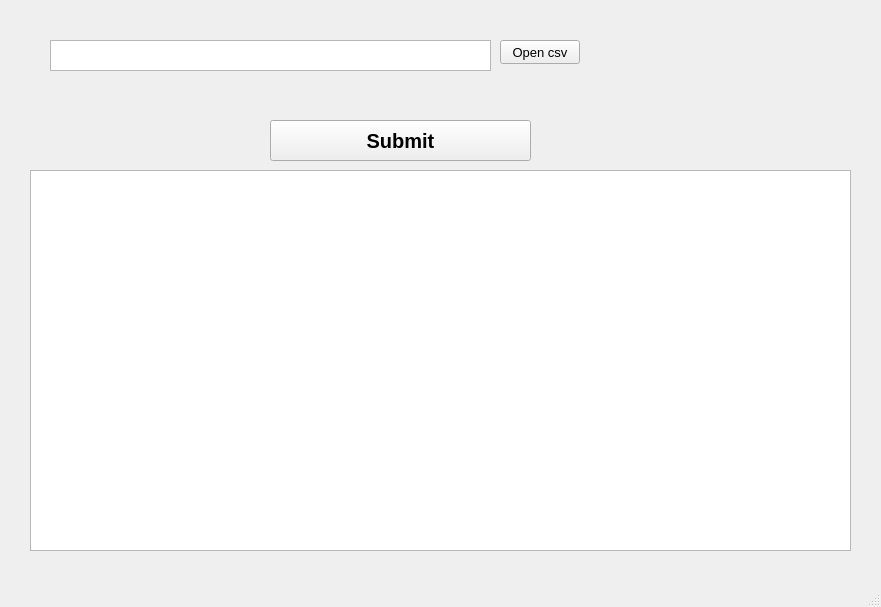
First picture: the form in mainwindow.ui, repository dhananjayaaps/FlowerStockExchange, before the edit.
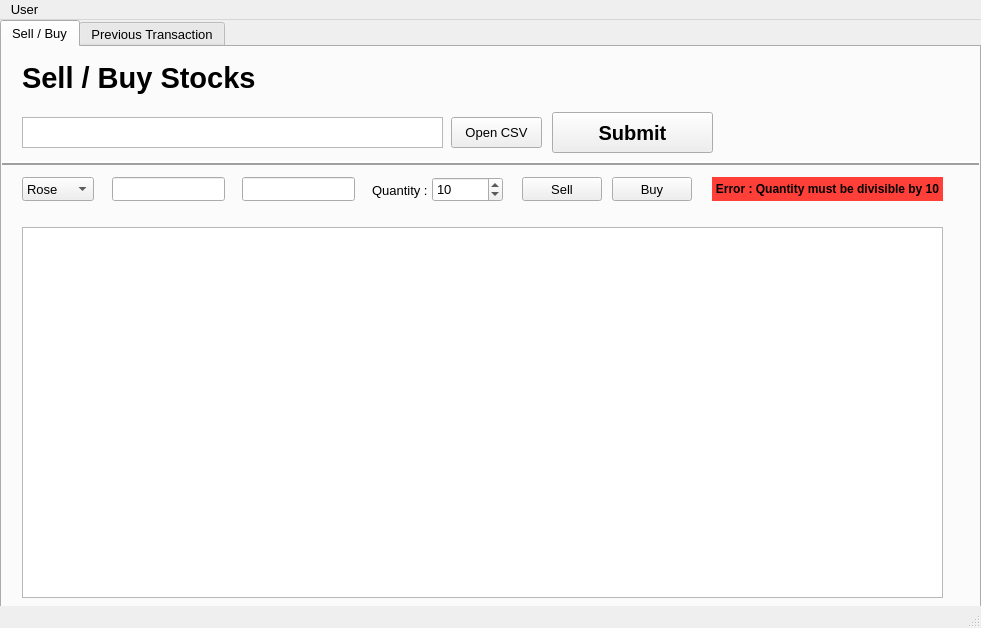
Second picture: the form after the edit.

The edit to the form file:
```diff
--- a/mainwindow.ui
+++ b/mainwindow.ui
@@ -6,8 +6,8 @@
    <rect>
     <x>0</x>
     <y>0</y>
-    <width>881</width>
-    <height>607</height>
+    <width>981</width>
+    <height>628</height>
    </rect>
   </property>
   <property name="font">
@@ -22,25 +22,34 @@
    <bool>false</bool>
   </property>
   <widget class="QWidget" name="centralwidget">
-   <widget class="QPushButton" name="pushButton">
+   <widget class="QTabWidget" name="tabWidget">
     <property name="geometry">
      <rect>
-      <x>500</x>
-      <y>40</y>
-      <width>80</width>
-      <height>24</height>
+      <x>0</x>
+      <y>0</y>
+      <width>981</width>
+      <height>611</height>
      </rect>
     </property>
-    <property name="text">
-     <string>Open csv</string>
+    <property name="styleSheet">
+     <string notr="true"/>
     </property>
-   </widget>
+    <property name="inputMethodHints">
+     <set>Qt::ImhNone</set>
+    </property>
+    <property name="currentIndex">
+     <number>0</number>
+    </property>
+    <widget class="QWidget" name="tab">
+     <attribute name="title">
+      <string>Sell / Buy</string>
+     </attribute>
    <widget class="QPlainTextEdit" name="plainTextEdit">
     <property name="geometry">
      <rect>
-      <x>50</x>
-      <y>40</y>
-      <width>441</width>
+        <x>20</x>
+        <y>70</y>
+        <width>421</width>
       <height>31</height>
      </rect>
     </property>
@@ -48,12 +57,30 @@
      <bool>true</bool>
     </property>
    </widget>
+     <widget class="QPushButton" name="pushButton">
+      <property name="geometry">
+       <rect>
+        <x>449</x>
+        <y>70</y>
+        <width>91</width>
+        <height>31</height>
+       </rect>
+      </property>
+      <property name="font">
+       <font>
+        <pointsize>10</pointsize>
+       </font>
+      </property>
+      <property name="text">
+       <string>Open CSV</string>
+      </property>
+     </widget>
    <widget class="QPushButton" name="submit">
     <property name="geometry">
      <rect>
-      <x>270</x>
-      <y>120</y>
-      <width>261</width>
+        <x>550</x>
+        <y>65</y>
+        <width>161</width>
       <height>41</height>
      </rect>
     </property>
@@ -71,10 +98,275 @@
    <widget class="QTableWidget" name="tableWidget">
     <property name="geometry">
      <rect>
+        <x>20</x>
+        <y>180</y>
+        <width>921</width>
+        <height>371</height>
+       </rect>
+      </property>
+      <property name="cursor" stdset="0">
+       <cursorShape>PointingHandCursor</cursorShape>
+      </property>
+      <property name="focusPolicy">
+       <enum>Qt::StrongFocus</enum>
+      </property>
+      <property name="autoFillBackground">
+       <bool>true</bool>
+      </property>
+      <property name="styleSheet">
+       <string notr="true">/* Customize the horizontal header */
+QTableWidget QHeaderView::section:horizontal {
+    background-color: #333;
+    color: white;
+    padding: 8px;
+    font-weight: bold;
+    font-size: 12px;
+}
+QTableView QTableCornerButton::section:checked {
+    background-color: #000080;
+    color: white;
+}
+
+QTableWidget::item:nth-child(even){
+    background-color: #55b2b5;
+}
+QTableView::item:selected {
+    background-color:#016875;
+    color: white;
+}
+</string>
+      </property>
+      <property name="frameShadow">
+       <enum>QFrame::Raised</enum>
+      </property>
+      <property name="lineWidth">
+       <number>2</number>
+      </property>
+      <property name="verticalScrollBarPolicy">
+       <enum>Qt::ScrollBarAsNeeded</enum>
+      </property>
+      <property name="editTriggers">
+       <set>QAbstractItemView::NoEditTriggers</set>
+      </property>
+      <property name="dragDropOverwriteMode">
+       <bool>false</bool>
+      </property>
+      <property name="alternatingRowColors">
+       <bool>true</bool>
+      </property>
+      <property name="wordWrap">
+       <bool>false</bool>
+      </property>
+      <property name="cornerButtonEnabled">
+       <bool>false</bool>
+      </property>
+      <attribute name="verticalHeaderMinimumSectionSize">
+       <number>30</number>
+      </attribute>
+      <attribute name="verticalHeaderDefaultSectionSize">
+       <number>35</number>
+      </attribute>
+     </widget>
+     <widget class="QLabel" name="label_2">
+      <property name="geometry">
+       <rect>
+        <x>20</x>
+        <y>10</y>
+        <width>331</width>
+        <height>41</height>
+       </rect>
+      </property>
+      <property name="font">
+       <font>
+        <pointsize>22</pointsize>
+        <bold>true</bold>
+       </font>
+      </property>
+      <property name="text">
+       <string>Sell / Buy Stocks</string>
+      </property>
+     </widget>
+     <widget class="QComboBox" name="comboBox">
+      <property name="geometry">
+       <rect>
+        <x>20</x>
+        <y>130</y>
+        <width>72</width>
+        <height>24</height>
+       </rect>
+      </property>
+      <item>
+       <property name="text">
+        <string>Rose</string>
+       </property>
+      </item>
+      <item>
+       <property name="text">
+        <string>Lavender</string>
+       </property>
+      </item>
+      <item>
+       <property name="text">
+        <string>Lotus</string>
+       </property>
+      </item>
+      <item>
+       <property name="text">
+        <string>Tulip</string>
+       </property>
+      </item>
+      <item>
+       <property name="text">
+        <string>Orchid</string>
+       </property>
+      </item>
+     </widget>
+     <widget class="QSpinBox" name="quantity">
+      <property name="geometry">
+       <rect>
+        <x>430</x>
+        <y>130</y>
+        <width>71</width>
+        <height>25</height>
+       </rect>
+      </property>
+      <property name="inputMethodHints">
+       <set>Qt::ImhDigitsOnly</set>
+      </property>
+      <property name="minimum">
+       <number>0</number>
+      </property>
+      <property name="maximum">
+       <number>1000000000</number>
+      </property>
+      <property name="singleStep">
+       <number>10</number>
+      </property>
+      <property name="value">
+       <number>10</number>
+      </property>
+     </widget>
+     <widget class="QLineEdit" name="price_edit">
+      <property name="geometry">
+       <rect>
+        <x>240</x>
+        <y>130</y>
+        <width>113</width>
+        <height>24</height>
+       </rect>
+      </property>
+      <property name="inputMethodHints">
+       <set>Qt::ImhDialableCharactersOnly|Qt::ImhDigitsOnly</set>
+      </property>
+     </widget>
+     <widget class="QLineEdit" name="client_id">
+      <property name="geometry">
+       <rect>
+        <x>110</x>
+        <y>130</y>
+        <width>113</width>
+        <height>24</height>
+       </rect>
+      </property>
+     </widget>
+     <widget class="QLabel" name="label_3">
+      <property name="geometry">
+       <rect>
+        <x>370</x>
+        <y>135</y>
+        <width>61</width>
+        <height>16</height>
+       </rect>
+      </property>
+      <property name="text">
+       <string>Quantity :</string>
+      </property>
+     </widget>
+     <widget class="QPushButton" name="pushButton_2">
+      <property name="geometry">
+       <rect>
+        <x>520</x>
+        <y>130</y>
+        <width>80</width>
+        <height>24</height>
+       </rect>
+      </property>
+      <property name="styleSheet">
+       <string notr="true"/>
+      </property>
+      <property name="text">
+       <string>Sell</string>
+      </property>
+     </widget>
+     <widget class="QPushButton" name="buy">
+      <property name="geometry">
+       <rect>
+        <x>610</x>
+        <y>130</y>
+        <width>80</width>
+        <height>24</height>
+       </rect>
+      </property>
+      <property name="text">
+       <string>Buy</string>
+      </property>
+     </widget>
+     <widget class="Line" name="line_2">
+      <property name="geometry">
+       <rect>
+        <x>-10</x>
+        <y>106</y>
+        <width>991</width>
+        <height>20</height>
+       </rect>
+      </property>
+      <property name="frameShadow">
+       <enum>QFrame::Raised</enum>
+      </property>
+      <property name="lineWidth">
+       <number>2</number>
+      </property>
+      <property name="orientation">
+       <enum>Qt::Horizontal</enum>
+      </property>
+     </widget>
+     <widget class="QLabel" name="error_label">
+      <property name="geometry">
+       <rect>
+        <x>710</x>
+        <y>130</y>
+        <width>231</width>
+        <height>24</height>
+       </rect>
+      </property>
+      <property name="font">
+       <font>
+        <pointsize>9</pointsize>
+        <bold>true</bold>
+       </font>
+      </property>
+      <property name="styleSheet">
+       <string notr="true">background-color:rgb(255, 63, 56)</string>
+      </property>
+      <property name="text">
+       <string>Error : Quantity must be divisible by 10</string>
+      </property>
+      <property name="alignment">
+       <set>Qt::AlignCenter</set>
+      </property>
+     </widget>
+    </widget>
+    <widget class="QWidget" name="tab_2">
+     <attribute name="title">
+      <string>Previous Transaction</string>
+     </attribute>
+     <widget class="QTableWidget" name="table_prev">
+      <property name="geometry">
+       <rect>
       <x>30</x>
-      <y>170</y>
-      <width>821</width>
-      <height>381</height>
+        <y>80</y>
+        <width>921</width>
+        <height>471</height>
      </rect>
     </property>
     <property name="cursor" stdset="0">
@@ -139,6 +431,49 @@
     <attribute name="verticalHeaderDefaultSectionSize">
      <number>35</number>
     </attribute>
+     </widget>
+     <widget class="QLabel" name="label">
+      <property name="geometry">
+       <rect>
+        <x>30</x>
+        <y>20</y>
+        <width>331</width>
+        <height>41</height>
+       </rect>
+      </property>
+      <property name="font">
+       <font>
+        <pointsize>22</pointsize>
+        <bold>true</bold>
+       </font>
+      </property>
+      <property name="text">
+       <string>Previous Transactions</string>
+      </property>
+     </widget>
+     <widget class="Line" name="line">
+      <property name="geometry">
+       <rect>
+        <x>-10</x>
+        <y>60</y>
+        <width>991</width>
+        <height>21</height>
+       </rect>
+      </property>
+      <property name="sizePolicy">
+       <sizepolicy hsizetype="Expanding" vsizetype="Expanding">
+        <horstretch>0</horstretch>
+        <verstretch>0</verstretch>
+       </sizepolicy>
+      </property>
+      <property name="lineWidth">
+       <number>2</number>
+      </property>
+      <property name="orientation">
+       <enum>Qt::Horizontal</enum>
+      </property>
+     </widget>
+    </widget>
    </widget>
   </widget>
   <widget class="QMenuBar" name="menubar">
@@ -146,10 +481,20 @@
     <rect>
      <x>0</x>
      <y>0</y>
-     <width>881</width>
+     <width>981</width>
      <height>23</height>
     </rect>
    </property>
+   <widget class="QMenu" name="menuUser">
+    <property name="title">
+     <string>User</string>
+    </property>
+    <addaction name="separator"/>
+    <addaction name="separator"/>
+    <addaction name="separator"/>
+    <addaction name="actionLog_Out"/>
+   </widget>
+   <addaction name="menuUser"/>
   </widget>
   <widget class="QStatusBar" name="statusbar"/>
  </widget>
```
Left out of the diff: 5 changed lines with no effect on the pictures. Lines whose indentation alone changed are shown as unchanged.
